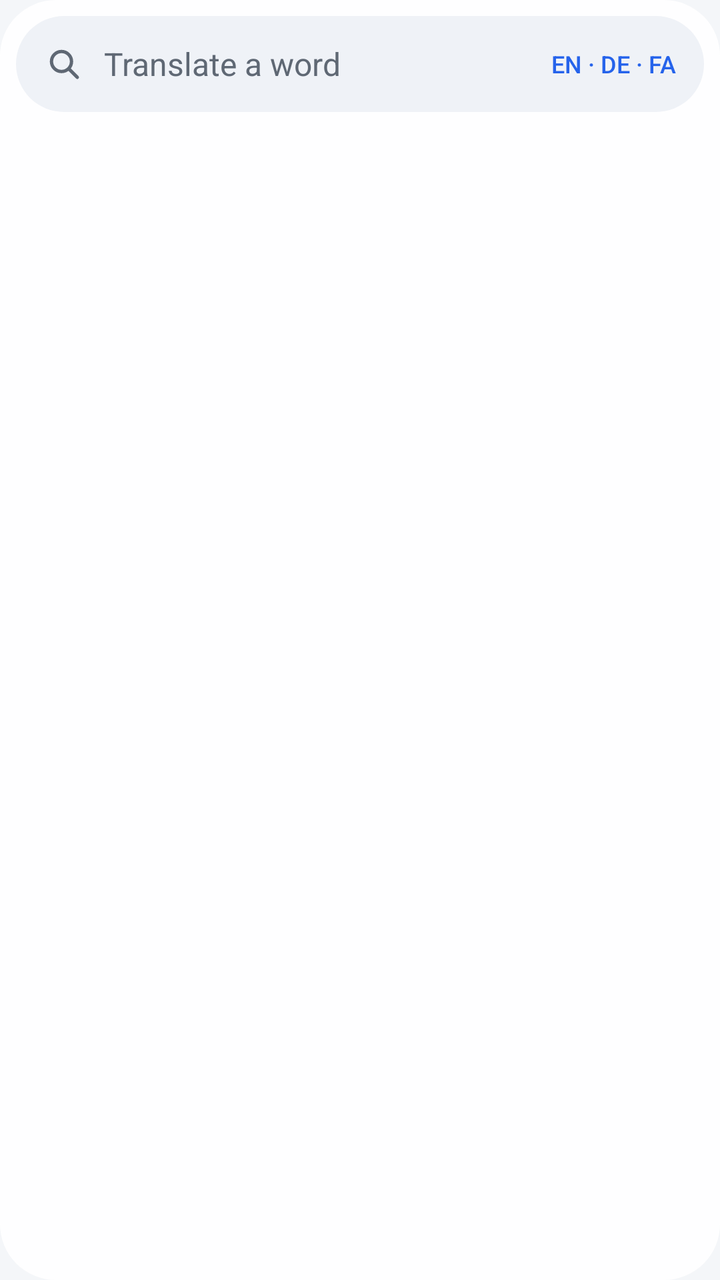
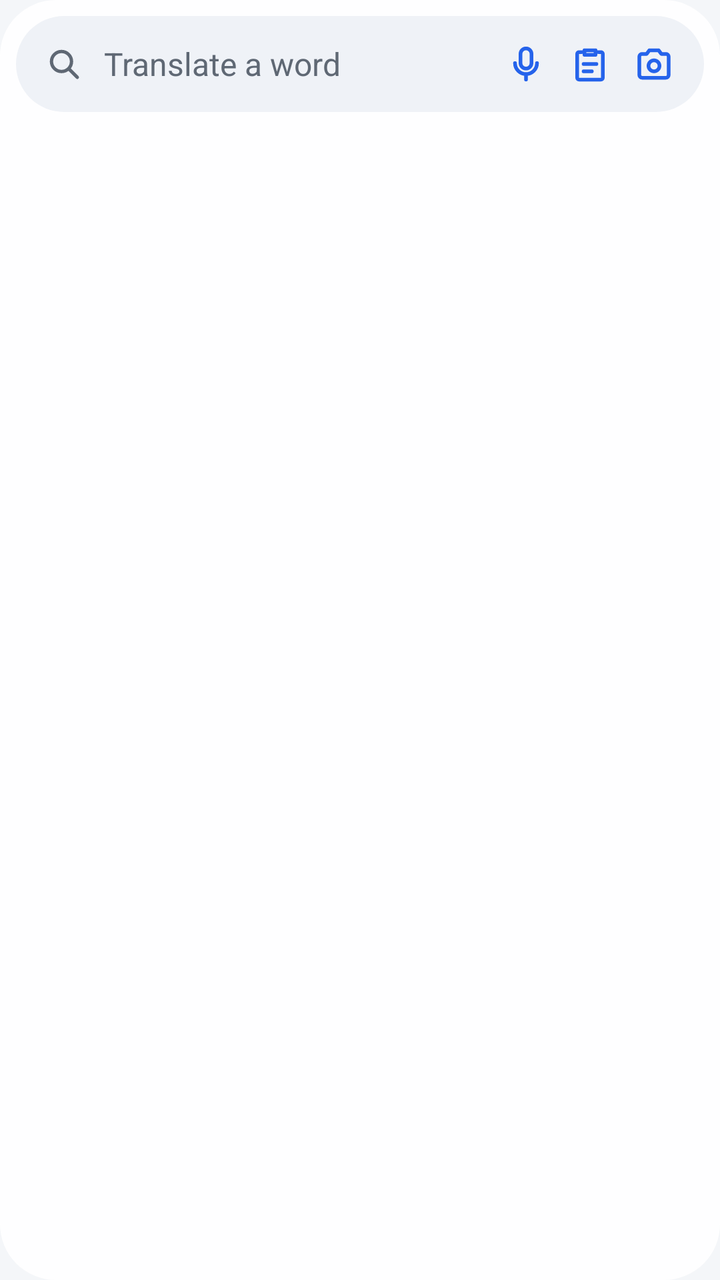

Compare the two renders of this Android layout. The source of the first and the diff that turns it into the second are given below.
<!-- AndroidManifest.xml: application theme AppTheme -->
<!-- res/layout/widget_preview.xml -->
<?xml version="1.0" encoding="utf-8"?>
<LinearLayout xmlns:android="http://schemas.android.com/apk/res/android"
    xmlns:tools="http://schemas.android.com/tools"
    android:layout_width="match_parent"
    android:layout_height="match_parent"
    android:background="@drawable/widget_bg"
    android:orientation="vertical"
    android:padding="8dp"
    tools:ignore="UseCompoundDrawables">

    <LinearLayout
        android:layout_width="match_parent"
        android:layout_height="48dp"
        android:background="@drawable/widget_field"
        android:gravity="center_vertical"
        android:orientation="horizontal"
        android:paddingStart="14dp"
        android:paddingEnd="14dp">

        <ImageView
            android:layout_width="20dp"
            android:layout_height="20dp"
            android:importantForAccessibility="no"
            android:src="@drawable/ic_search" />

        <TextView
            android:layout_width="0dp"
            android:layout_height="wrap_content"
            android:layout_marginStart="10dp"
            android:layout_weight="1"
            android:maxLines="1"
            android:text="@string/widget_hint"
            android:textColor="@color/widget_sub"
            android:textSize="16sp" />

        <TextView
            android:layout_width="wrap_content"
            android:layout_height="wrap_content"
            android:fontFamily="sans-serif-medium"
            android:text="@string/widget_langs"
            android:textColor="@color/widget_accent"
            android:textSize="12sp" />
    </LinearLayout>
</LinearLayout>
<!-- resources referenced by this layout -->
<resources>
  <color name="widget_accent">#FF2563EB</color>
  <color name="widget_sub">#FF5F6874</color>
  <!-- drawable ic_search (drawable) -->
  <?xml version="1.0" encoding="utf-8"?>
  <vector xmlns:android="http://schemas.android.com/apk/res/android"
      android:width="24dp"
      android:height="24dp"
      android:viewportWidth="24"
      android:viewportHeight="24">
      <path
          android:pathData="M10.5,4.5a6,6 0,1 1,0 12a6,6 0,1 1,0 -12M15,15L20,20"
          android:strokeWidth="2"
          android:strokeColor="@color/widget_sub"
          android:strokeLineCap="round" />
  </vector>
  <!-- drawable widget_bg (drawable) -->
  <?xml version="1.0" encoding="utf-8"?>
  <shape xmlns:android="http://schemas.android.com/apk/res/android" android:shape="rectangle">
      <solid android:color="@color/widget_bg" />
      <corners android:radius="@dimen/widget_radius" />
  </shape>
  <!-- drawable widget_field (drawable) -->
  <?xml version="1.0" encoding="utf-8"?>
  <shape xmlns:android="http://schemas.android.com/apk/res/android" android:shape="rectangle">
      <solid android:color="@color/widget_field" />
      <corners android:radius="24dp" />
  </shape>
  <string name="widget_hint">Translate a word</string>
  <string name="widget_langs">EN · DE · FA</string>
  <style name="AppTheme" parent="android:Theme.Material.Light.NoActionBar">
          <item name="android:windowBackground">@color/bg</item>
          <item name="android:statusBarColor">@color/bg</item>
          <item name="android:navigationBarColor">@color/bg</item>
          <item name="android:windowLightStatusBar">true</item>
          <item name="android:colorAccent">@color/accent</item>
          <item name="android:colorPrimary">@color/accent</item>
      </style>
  <color name="widget_bg">#F2FFFFFF</color>
  <dimen name="widget_radius">22dp</dimen>
  <color name="widget_field">#FFEFF2F7</color>
  <color name="bg">#FFF4F6F9</color>
  <color name="accent">#FF2563EB</color>
</resources>

<!-- the commit's change to res/layout/widget_preview.xml (unified diff, before → after) -->
@@ -33,12 +33,25 @@
             android:textColor="@color/widget_sub"
             android:textSize="16sp" />
 
-        <TextView
-            android:layout_width="wrap_content"
-            android:layout_height="wrap_content"
-            android:fontFamily="sans-serif-medium"
-            android:text="@string/widget_langs"
-            android:textColor="@color/widget_accent"
-            android:textSize="12sp" />
+        <ImageView
+            android:layout_width="22dp"
+            android:layout_height="22dp"
+            android:layout_marginStart="6dp"
+            android:importantForAccessibility="no"
+            android:src="@drawable/ic_w_mic" />
+
+        <ImageView
+            android:layout_width="22dp"
+            android:layout_height="22dp"
+            android:layout_marginStart="10dp"
+            android:importantForAccessibility="no"
+            android:src="@drawable/ic_w_paste" />
+
+        <ImageView
+            android:layout_width="22dp"
+            android:layout_height="22dp"
+            android:layout_marginStart="10dp"
+            android:importantForAccessibility="no"
+            android:src="@drawable/ic_w_camera" />
     </LinearLayout>
 </LinearLayout>
<!-- resource entries referenced after the edit -->
@@ -15,6 +15,46 @@
           android:strokeColor="@color/widget_sub"
           android:strokeLineCap="round" />
   </vector>
+  <!-- drawable ic_w_camera (drawable) -->
+  <?xml version="1.0" encoding="utf-8"?>
+  <vector xmlns:android="http://schemas.android.com/apk/res/android"
+      android:width="24dp"
+      android:height="24dp"
+      android:viewportWidth="24"
+      android:viewportHeight="24">
+      <path
+          android:pathData="M4,8a1.5,1.5 0,0 1,1.5 -1.5h2.5l1.5,-2h5l1.5,2h2.5a1.5,1.5 0,0 1,1.5 1.5v10a1.5,1.5 0,0 1,-1.5 1.5h-13a1.5,1.5 0,0 1,-1.5 -1.5zM12,10a3,3 0,1 1,0 6a3,3 0,1 1,0 -6"
+          android:strokeWidth="2"
+          android:strokeColor="@color/widget_accent"
+          android:strokeLineJoin="round" />
+  </vector>
+  <!-- drawable ic_w_mic (drawable) -->
+  <?xml version="1.0" encoding="utf-8"?>
+  <vector xmlns:android="http://schemas.android.com/apk/res/android"
+      android:width="24dp"
+      android:height="24dp"
+      android:viewportWidth="24"
+      android:viewportHeight="24">
+      <path
+          android:pathData="M12,3.5a3,3 0,0 1,3 3v5a3,3 0,0 1,-6 0v-5a3,3 0,0 1,3 -3zM6,11.5a6,6 0,0 0,12 0M12,17.5v3"
+          android:strokeWidth="2"
+          android:strokeColor="@color/widget_accent"
+          android:strokeLineCap="round" />
+  </vector>
+  <!-- drawable ic_w_paste (drawable) -->
+  <?xml version="1.0" encoding="utf-8"?>
+  <vector xmlns:android="http://schemas.android.com/apk/res/android"
+      android:width="24dp"
+      android:height="24dp"
+      android:viewportWidth="24"
+      android:viewportHeight="24">
+      <path
+          android:pathData="M9,4.5h6v2.5h-6zM7.5,5.5h-1.5a1,1 0,0 0,-1 1v13a1,1 0,0 0,1 1h12a1,1 0,0 0,1 -1v-13a1,1 0,0 0,-1 -1h-1.5M8.5,12h7M8.5,16h4.5"
+          android:strokeWidth="2"
+          android:strokeColor="@color/widget_accent"
+          android:strokeLineCap="round"
+          android:strokeLineJoin="round" />
+  </vector>
   <!-- drawable widget_bg (drawable) -->
   <?xml version="1.0" encoding="utf-8"?>
   <shape xmlns:android="http://schemas.android.com/apk/res/android" android:shape="rectangle">
@@ -28,7 +68,6 @@
       <corners android:radius="24dp" />
   </shape>
   <string name="widget_hint">Translate a word</string>
-  <string name="widget_langs">EN · DE · FA</string>
   <style name="AppTheme" parent="android:Theme.Material.Light.NoActionBar">
           <item name="android:windowBackground">@color/bg</item>
           <item name="android:statusBarColor">@color/bg</item>
